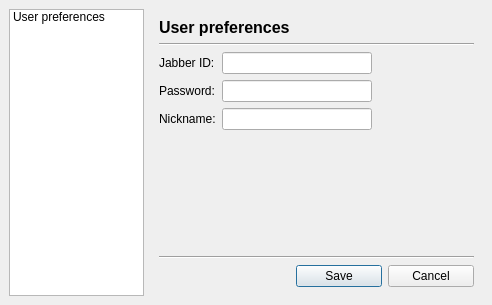
This is preferences.ui in xmpp-graveyard/jabbim as Qt 5 draws it before an edit. The edited form follows.
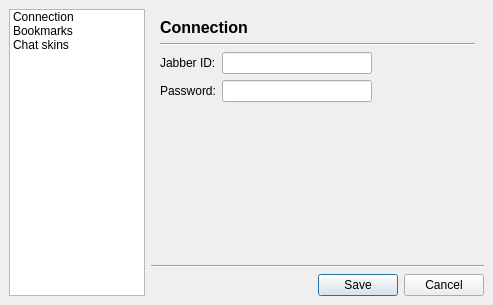
This is the edited form. The open tabs and pages were chosen to show the change. Icons and pictures are not drawn.

Patch:
```diff
--- a/preferences.ui
+++ b/preferences.ui
@@ -5,7 +5,7 @@
    <rect>
     <x>0</x>
     <y>0</y>
-    <width>492</width>
+    <width>493</width>
     <height>305</height>
    </rect>
   </property>
@@ -22,10 +22,79 @@
    <property name="spacing" >
     <number>6</number>
    </property>
-   <item row="0" column="1" >
+   <item row="1" column="1" colspan="2" >
+    <widget class="Line" name="line_2" >
+     <property name="orientation" >
+      <enum>Qt::Horizontal</enum>
+     </property>
+    </widget>
+   </item>
+   <item row="2" column="1" >
+    <spacer>
+     <property name="orientation" >
+      <enum>Qt::Horizontal</enum>
+     </property>
+     <property name="sizeHint" >
+      <size>
+       <width>141</width>
+       <height>20</height>
+      </size>
+     </property>
+    </spacer>
+   </item>
+   <item row="2" column="2" >
+    <layout class="QHBoxLayout" >
+     <property name="margin" >
+      <number>0</number>
+     </property>
+     <property name="spacing" >
+      <number>6</number>
+     </property>
+     <item>
+      <widget class="QPushButton" name="saveButton" >
+       <property name="text" >
+        <string>Save</string>
+       </property>
+      </widget>
+     </item>
+     <item>
+      <widget class="QPushButton" name="cancelButton" >
+       <property name="text" >
+        <string>Cancel</string>
+       </property>
+      </widget>
+     </item>
+    </layout>
+   </item>
+   <item rowspan="3" row="0" column="0" >
+    <widget class="QListWidget" name="listWidget" >
+     <property name="maximumSize" >
+      <size>
+       <width>150</width>
+       <height>16777215</height>
+      </size>
+     </property>
+     <item>
+      <property name="text" >
+       <string>Connection</string>
+      </property>
+     </item>
+     <item>
+      <property name="text" >
+       <string>Bookmarks</string>
+      </property>
+     </item>
+     <item>
+      <property name="text" >
+       <string>Chat skins</string>
+      </property>
+     </item>
+    </widget>
+   </item>
+   <item row="0" column="1" colspan="2" >
     <widget class="QStackedWidget" name="stackedWidget" >
      <property name="currentIndex" >
-      <number>0</number>
+      <number>2</number>
      </property>
      <widget class="QWidget" name="userPreferences" >
       <layout class="QGridLayout" >
@@ -35,20 +104,37 @@
        <property name="spacing" >
         <number>6</number>
        </property>
-       <item row="2" column="2" >
+       <item row="3" column="0" >
         <spacer>
          <property name="orientation" >
-          <enum>Qt::Horizontal</enum>
+          <enum>Qt::Vertical</enum>
          </property>
          <property name="sizeHint" >
           <size>
-           <width>111</width>
-           <height>20</height>
+           <width>20</width>
+           <height>91</height>
           </size>
          </property>
         </spacer>
        </item>
-       <item row="2" column="0" colspan="2" >
+       <item row="1" column="0" colspan="2" >
+        <widget class="Line" name="line" >
+         <property name="orientation" >
+          <enum>Qt::Horizontal</enum>
+         </property>
+        </widget>
+       </item>
+       <item row="0" column="0" >
+        <widget class="QLabel" name="label" >
+         <property name="text" >
+          <string>&lt;html>&lt;head>&lt;meta name="qrichtext" content="1" />&lt;style type="text/css">
+p, li { white-space: pre-wrap; }
+&lt;/style>&lt;/head>&lt;body style=" font-family:'Sans Serif'; font-size:9pt; font-weight:400; font-style:normal; text-decoration:none;">
+&lt;p style=" margin-top:0px; margin-bottom:0px; margin-left:0px; margin-right:0px; -qt-block-indent:0; text-indent:0px;">&lt;span style=" font-size:12pt; font-weight:600;">Connection&lt;/span>&lt;/p>&lt;/body>&lt;/html></string>
+         </property>
+        </widget>
+       </item>
+       <item row="2" column="0" >
         <layout class="QHBoxLayout" >
          <property name="margin" >
           <number>0</number>
@@ -78,13 +164,6 @@
              </property>
             </widget>
            </item>
-           <item>
-            <widget class="QLabel" name="label_4" >
-             <property name="text" >
-              <string>Nickname:</string>
-             </property>
-            </widget>
-           </item>
           </layout>
          </item>
          <item>
@@ -118,93 +197,127 @@
              </property>
             </widget>
            </item>
-           <item>
-            <widget class="QLineEdit" name="nickname" />
-           </item>
           </layout>
          </item>
         </layout>
        </item>
+       <item row="2" column="1" >
+        <spacer>
+         <property name="orientation" >
+          <enum>Qt::Horizontal</enum>
+         </property>
+         <property name="sizeHint" >
+          <size>
+           <width>111</width>
+           <height>20</height>
+          </size>
+         </property>
+        </spacer>
+       </item>
+      </layout>
+     </widget>
+     <widget class="QWidget" name="page" >
+      <layout class="QGridLayout" >
+       <property name="margin" >
+        <number>9</number>
+       </property>
+       <property name="spacing" >
+        <number>6</number>
+       </property>
+       <item row="2" column="0" >
+        <widget class="QTreeWidget" name="bookmarks" >
+         <property name="rootIsDecorated" >
+          <bool>false</bool>
+         </property>
+         <property name="sortingEnabled" >
+          <bool>true</bool>
+         </property>
+         <column>
+          <property name="text" >
+           <string>Room</string>
+          </property>
+         </column>
+         <column>
+          <property name="text" >
+           <string>Nickname</string>
+          </property>
+         </column>
+        </widget>
+       </item>
+       <item row="1" column="0" >
+        <widget class="Line" name="line_3" >
+         <property name="orientation" >
+          <enum>Qt::Horizontal</enum>
+         </property>
+        </widget>
+       </item>
        <item row="0" column="0" >
-        <widget class="QLabel" name="label" >
+        <widget class="QLabel" name="label_4" >
          <property name="text" >
           <string>&lt;html>&lt;head>&lt;meta name="qrichtext" content="1" />&lt;style type="text/css">
 p, li { white-space: pre-wrap; }
 &lt;/style>&lt;/head>&lt;body style=" font-family:'Sans Serif'; font-size:9pt; font-weight:400; font-style:normal; text-decoration:none;">
-&lt;p style=" margin-top:0px; margin-bottom:0px; margin-left:0px; margin-right:0px; -qt-block-indent:0; text-indent:0px;">&lt;span style=" font-size:12pt; font-weight:600;">User preferences&lt;/span>&lt;/p>&lt;/body>&lt;/html></string>
+&lt;p style=" margin-top:0px; margin-bottom:0px; margin-left:0px; margin-right:0px; -qt-block-indent:0; text-indent:0px;">&lt;span style=" font-size:12pt; font-weight:600;">Bookmarks&lt;/span>&lt;/p>&lt;/body>&lt;/html></string>
          </property>
         </widget>
        </item>
-       <item row="1" column="0" colspan="3" >
-        <widget class="Line" name="line" >
-         <property name="orientation" >
-          <enum>Qt::Horizontal</enum>
+      </layout>
+     </widget>
+     <widget class="QWidget" name="page_2" >
+      <layout class="QGridLayout" >
+       <property name="margin" >
+        <number>9</number>
+       </property>
+       <property name="spacing" >
+        <number>6</number>
+       </property>
+       <item row="2" column="0" >
+        <widget class="QComboBox" name="chatSkins" >
+         <property name="minimumSize" >
+          <size>
+           <width>130</width>
+           <height>0</height>
+          </size>
          </property>
         </widget>
        </item>
-       <item row="5" column="1" colspan="2" >
-        <layout class="QHBoxLayout" >
-         <property name="margin" >
-          <number>0</number>
-         </property>
-         <property name="spacing" >
-          <number>6</number>
-         </property>
-         <item>
-          <widget class="QPushButton" name="saveButton" >
-           <property name="text" >
-            <string>Save</string>
-           </property>
-          </widget>
-         </item>
-         <item>
-          <widget class="QPushButton" name="cancelButton" >
-           <property name="text" >
-            <string>Cancel</string>
-           </property>
-          </widget>
-         </item>
-        </layout>
-       </item>
-       <item row="4" column="0" colspan="3" >
-        <widget class="Line" name="line_2" >
-         <property name="orientation" >
-          <enum>Qt::Horizontal</enum>
-         </property>
-        </widget>
-       </item>
-       <item row="3" column="0" >
+       <item row="2" column="1" >
         <spacer>
          <property name="orientation" >
-          <enum>Qt::Vertical</enum>
+          <enum>Qt::Horizontal</enum>
          </property>
          <property name="sizeHint" >
           <size>
-           <width>20</width>
-           <height>91</height>
+           <width>31</width>
+           <height>20</height>
           </size>
          </property>
         </spacer>
        </item>
+       <item row="1" column="0" colspan="2" >
+        <widget class="Line" name="line_4" >
+         <property name="orientation" >
+          <enum>Qt::Horizontal</enum>
+         </property>
+        </widget>
+       </item>
+       <item row="0" column="0" colspan="2" >
+        <widget class="QLabel" name="label_5" >
+         <property name="text" >
+          <string>&lt;html>&lt;head>&lt;meta name="qrichtext" content="1" />&lt;style type="text/css">
+p, li { white-space: pre-wrap; }
+&lt;/style>&lt;/head>&lt;body style=" font-family:'Sans Serif'; font-size:9pt; font-weight:400; font-style:normal; text-decoration:none;">
+&lt;p style=" margin-top:0px; margin-bottom:0px; margin-left:0px; margin-right:0px; -qt-block-indent:0; text-indent:0px;">&lt;span style=" font-size:12pt; font-weight:600;">Chat skins&lt;/span>&lt;/p>&lt;/body>&lt;/html></string>
+         </property>
+        </widget>
+       </item>
+       <item row="3" column="0" colspan="2" >
+        <widget class="QTextBrowser" name="chatSkinPreview" />
+       </item>
       </layout>
      </widget>
     </widget>
    </item>
-   <item row="0" column="0" >
-    <widget class="QListWidget" name="listWidget" >
-     <property name="maximumSize" >
-      <size>
-       <width>150</width>
-       <height>16777215</height>
-      </size>
-     </property>
-     <item>
-      <property name="text" >
-       <string>User preferences</string>
-      </property>
-     </item>
-    </widget>
-   </item>
   </layout>
  </widget>
  <resources/>
```
Left out of the diff: 16 changed lines with no effect on the pictures.
